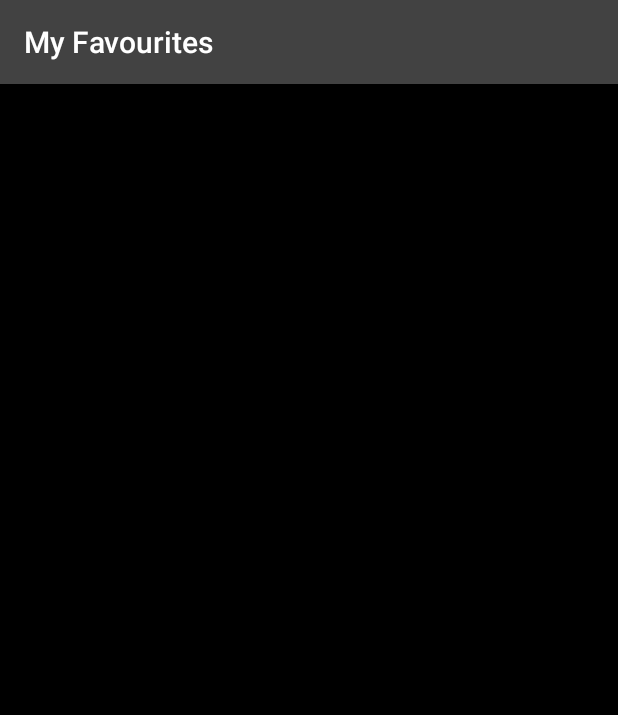
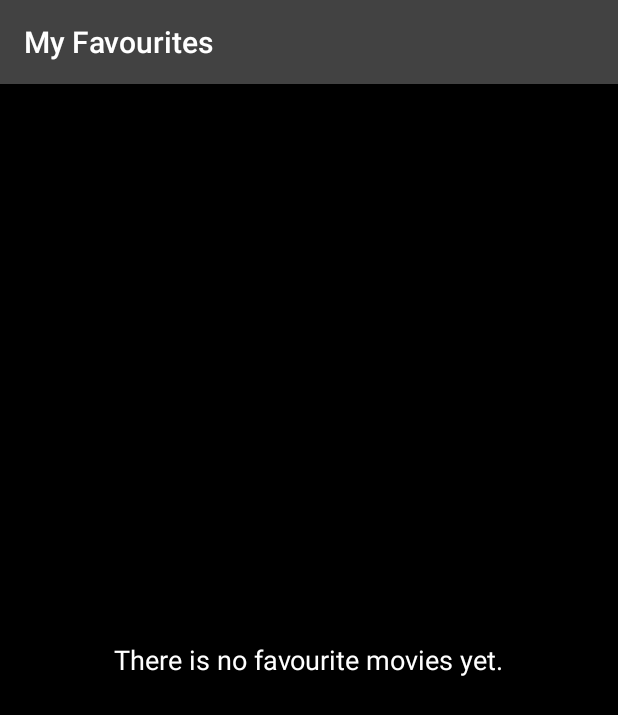
Before and after one commit to memreyilmaz/PopularMovies, an Android app: the screen it shows after launch (FavouriteActivity), in the options menu, after a tap on "My Favourites", on a phone screen of 412 x 824 dp. Shown: the top 715 px of the screen. Run offline under Robolectric (Android 15) with nearby library versions, the phone set to English and light mode, and no system bars; our stand-ins replace Picasso, Room's generated code; pictures from the network do not load.

Commit message:
main activity on options menu changed to switch from if else favourite activity no favourite textview added main activity unnecessary methods removed

```diff
--- a/app/src/main/java/com/example/android/popularmoviesstagetwo/FavouriteActivity.java
+++ b/app/src/main/java/com/example/android/popularmoviesstagetwo/FavouriteActivity.java
@@ -9,53 +9,57 @@ import android.support.annotation.Nullable;
 import android.support.v7.app.AppCompatActivity;
 import android.support.v7.widget.GridLayoutManager;
 import android.support.v7.widget.RecyclerView;
+import android.view.View;
 import android.widget.TextView;
 
 import com.example.android.popularmoviesstagetwo.adapters.FavouritesAdapter;
 import com.example.android.popularmoviesstagetwo.database.FavouriteMoviesDatabase;
 import com.example.android.popularmoviesstagetwo.database.MainViewModel;
 import com.example.android.popularmoviesstagetwo.model.Movie;
-import com.example.android.popularmoviesstagetwo.model.MovieResponse;
 
 import java.util.ArrayList;
 import java.util.List;
 
 public class FavouriteActivity extends AppCompatActivity implements FavouritesAdapter.FavouritesAdapterOnClickHandler{
-    private static final String TAG = MainActivity.class.getSimpleName();
-    private static final String TMDB_REQUEST_URL = "https://api.themoviedb.org/3/movie";
-    private static final String API_KEY = "fa0a36c54bae48da04a507ac7ce6126f";
-    private static final int MOVIE_LOADER_ID = 1;
+
+    private static final String TAG = FavouriteActivity.class.getSimpleName();
     List<Movie> movies= new ArrayList<>();
-    private MovieResponse mMovieResponse;
     public FavouritesAdapter.FavouritesAdapterOnClickHandler clickHandler;
     private FavouritesAdapter mAdapter;
     private Movie mCurrentMovie;
     private TextView mEmptyStateTextView;
     RecyclerView favouriteMovieListView;
-    private int recycler_position;
     Context context;
     private FavouriteMoviesDatabase mDb;
     @Override
     protected void onCreate(Bundle savedInstanceState) {
         super.onCreate(savedInstanceState);
         setContentView(R.layout.activity_favourite);
+
         mDb = FavouriteMoviesDatabase.getsInstance(getApplicationContext());
         favouriteMovieListView = findViewById(R.id.favourite_movie_image);
+        mEmptyStateTextView = findViewById(R.id.favourites_empty_view);
+
         mAdapter = new FavouritesAdapter(this, this);
         RecyclerView.LayoutManager layoutManager = new GridLayoutManager(this, 2);
 
         favouriteMovieListView.setLayoutManager(layoutManager);
         favouriteMovieListView.setHasFixedSize(true);
         favouriteMovieListView.setAdapter(mAdapter);
-        mEmptyStateTextView = findViewById(R.id.empty_view);
-
             MainViewModel viewModel = ViewModelProviders.of(this).get(MainViewModel.class);
             viewModel.getMovies().observe(this, new Observer<List<Movie>>() {
                 @Override
                 public void onChanged(@Nullable List<Movie> movies) {
-                    // mAdapter = new FavouritesAdapter(FavouriteActivity.this, clickHandler);
-                    //favouriteMovieListView.setAdapter(mAdapter);
                     mAdapter.setFavouriteMovieData(movies);
+                    if (movies.isEmpty()) {
+                        favouriteMovieListView.setVisibility(View.GONE);
+                        mEmptyStateTextView.setVisibility(View.VISIBLE);
+                        mEmptyStateTextView.setText(R.string.no_favourite_movies);
+                    }
+                    else {
+                        favouriteMovieListView.setVisibility(View.VISIBLE);
+                        mEmptyStateTextView.setVisibility(View.GONE);
+                    }
                 }
             });
     }
--- a/app/src/main/java/com/example/android/popularmoviesstagetwo/MainActivity.java
+++ b/app/src/main/java/com/example/android/popularmoviesstagetwo/MainActivity.java
@@ -1,13 +1,10 @@
 package com.example.android.popularmoviesstagetwo;
 
-import android.arch.lifecycle.Observer;
-import android.arch.lifecycle.ViewModelProviders;
 import android.content.Context;
 import android.content.Intent;
 import android.content.SharedPreferences;
 import android.os.Bundle;
 import android.preference.PreferenceManager;
-import android.support.annotation.Nullable;
 import android.support.v7.app.AppCompatActivity;
 import android.support.v7.widget.GridLayoutManager;
 import android.support.v7.widget.RecyclerView;
@@ -32,9 +29,7 @@ import retrofit2.Response;
 
 public class MainActivity extends AppCompatActivity implements MovieAdapter.MovieAdapterOnClickHandler{
     private static final String TAG = MainActivity.class.getSimpleName();
-    private static final String TMDB_REQUEST_URL = "https://api.themoviedb.org/3/movie";
     private static final String API_KEY = "fa0a36c54bae48da04a507ac7ce6126f";
-    private static final int MOVIE_LOADER_ID = 1;
     List<Movie> movies= new ArrayList<>();
     private MovieResponse mMovieResponse;
     public MovieAdapter.MovieAdapterOnClickHandler clickHandler;
@@ -43,7 +38,6 @@ public class MainActivity extends AppCompatActivity implements MovieAdapter.Movi
     private TextView mEmptyStateTextView;
     RecyclerView movieListView;
     MainViewModel viewModel;
-    private int recycler_position;
     Context context;
     @Override
     protected void onCreate(Bundle savedInstanceState) {
@@ -57,18 +51,6 @@ public class MainActivity extends AppCompatActivity implements MovieAdapter.Movi
         movieListView.setHasFixedSize(true);
         movieListView.setAdapter(mAdapter);
         mEmptyStateTextView = findViewById(R.id.empty_view);
-
-
-        /*if (movies.isEmpty()) {
-            movieListView .setVisibility(View.GONE);
-            mEmptyStateTextView .setVisibility(View.VISIBLE);
-        }
-        else {
-            movieListView .setVisibility(View.VISIBLE);
-            mEmptyStateTextView .setVisibility(View.GONE);
-        }*/
-        // Create a new adapter that takes an empty list of movies as input
-        //movieListView.setOnClickListener();
 
         SharedPreferences sharedPrefs = PreferenceManager.getDefaultSharedPreferences(this);
 
@@ -90,63 +72,24 @@ public class MainActivity extends AppCompatActivity implements MovieAdapter.Movi
                 mAdapter.setMovieData(mMovieResponse);
                 mAdapter.notifyDataSetChanged();
                 movies = mMovieResponse.getMovies();
+
             }
 
             @Override
             public void onFailure(Call<MovieResponse> call, Throwable t) {
-                //mEmptyStateTextView.setText(R.string.no_internet_connection);
+              //  mEmptyStateTextView.setText(R.string.no_internet_connection);
                 Log.e(TAG, t.toString());
             }
         });
-    }
-
-    public void loadFavorites() {
-        /*final FavouriteMoviesDatabase database = FavouriteMoviesDatabase.getsInstance(context);
-
-        AppExecutors.getInstance().diskIO().execute(new Runnable() {
-            @Override
-            public void run() {
-                //if (!(movie.getId().equals(database.movieDao().loadMovieById(movie.getId()).getValue().getId()))) {
-                database.movieDao().loadAllMovies();
-                //}
-            }
-        });*/
-
-        //if (mAdapter != null)
-          //  mAdapter = null;
-        viewModel = ViewModelProviders.of(this).get(MainViewModel.class);
-        viewModel.getMovies().observe(this, new Observer<List<Movie>>() {
-            @Override
-            public void onChanged(@Nullable List<Movie> movies) {
-                if (movies != null) {
-                    mAdapter = new MovieAdapter(movies, MainActivity.this );
-                    movieListView.setAdapter(mAdapter);
-
-                    //movieListView.smoothScrollToPosition(recycler_position);
-                    //mAdapter.setMovieData(mMovieResponse);
-                    //mAdapter.notifyDataSetChanged();
-                    //movies = mMovieResponse.getMovies();
-                    //movieListView.setVisibility(View.VISIBLE);
-                    //progressBar.setVisibility(View.INVISIBLE);
-                } else {
-                    //navigation.setSelectedItemId(R.id.navigation_popular);
-                    //Toast.makeText(MainActivity.this, R.string.no_favorite_movies, Toast.LENGTH_LONG).show();
-                }
-            }
-        });
-    }
-
-    private void initViews1() {
-
-        movieListView = findViewById(R.id.movie_image);
-        //movieListView.setVisibility(View.VISIBLE);
-
-        RecyclerView.LayoutManager layoutManager = new GridLayoutManager(this, 2);
-        movieListView.setLayoutManager(layoutManager);
-
-        //movieListView.setItemAnimator(new DefaultItemAnimator());
-        loadFavorites();
-
+       /* if (movies.isEmpty()) {
+            movieListView.setVisibility(View.GONE);
+            mEmptyStateTextView.setVisibility(View.VISIBLE);
+            mEmptyStateTextView.setText(R.string.no_internet_connection);
+        }
+        else {
+            movieListView.setVisibility(View.VISIBLE);
+            mEmptyStateTextView.setVisibility(View.GONE);
+        }*/
     }
 
     @Override
@@ -157,30 +100,25 @@ public class MainActivity extends AppCompatActivity implements MovieAdapter.Movi
 
     @Override
     public boolean onOptionsItemSelected(MenuItem item) {
-        int id = item.getItemId();
-        if (id == R.id.most_popular) {
-             Intent sortIntent = new Intent(this, SortActivity.class);
-             startActivity(sortIntent);
-             return true;
-        }else if (id == R.id.most_rated) {
-            Intent sortIntent = new Intent(this, SortActivity.class);
-            startActivity(sortIntent);
-            return true;
-        }else if (id == R.id.favourite_movies) {
-            Intent sortIntent = new Intent(this, FavouriteActivity.class);
-            startActivity(sortIntent);
-            //initViews1();
-            return true;}
-            return super.onOptionsItemSelected(item);
+
+        switch (item.getItemId()){
+            case R.id.most_popular:
+                startActivity (new Intent(this, SortActivity.class));
+                return true;
+            case R.id.most_rated:
+                startActivity (new Intent(this, SortActivity.class));
+                return true;
+            case R.id.favourite_movies:
+                startActivity (new Intent(this, FavouriteActivity.class));
+                 return true;
+        }
+        return super.onOptionsItemSelected(item);
     }
 
-  ///
     @Override
     public void onClick(Movie movie) {
-        //Context context = this;
         mCurrentMovie = movie;
 
-        //movie = movies.get(position);
         Intent intent = new Intent(MainActivity.this, DetailActivity.class);
         intent.putExtra(getResources().getString(R.string.parcel_movie), mCurrentMovie);
 
--- a/app/src/main/res/layout/activity_favourite.xml
+++ b/app/src/main/res/layout/activity_favourite.xml
@@ -15,6 +15,7 @@
         android:layout_width="wrap_content"
         android:layout_height="wrap_content"
         android:layout_gravity="center"
+        android:textColor="@android:color/white"
         android:textAppearance="?android:textAppearanceMedium"
         android:visibility="gone" />
 </FrameLayout>
--- a/app/src/main/res/layout/activity_main.xml
+++ b/app/src/main/res/layout/activity_main.xml
@@ -15,6 +15,7 @@
         android:layout_width="wrap_content"
         android:layout_height="wrap_content"
         android:layout_gravity="center"
+        android:textColor="@android:color/white"
         android:textAppearance="?android:textAppearanceMedium"
         android:visibility="gone" />
 </FrameLayout>
--- a/app/src/main/res/values/strings.xml
+++ b/app/src/main/res/values/strings.xml
@@ -13,6 +13,8 @@
     <string name="parcel_movie">PARCEL_MOVIE</string>
 
     <string name="no_internet_connection">Please check your internet connection.</string>
+
+    <string name="no_favourite_movies">There is no favourite movies yet.</string>
 
     <string name="settings_sort_by_list_label">Sort By:</string>
     <string name="settings_sort_by_list_key">sort_by</string>
```
Also changed, not shown: app/src/main/java/com/example/android/popularmoviesstagetwo/DetailActivity.java (+4 -23 lines).
